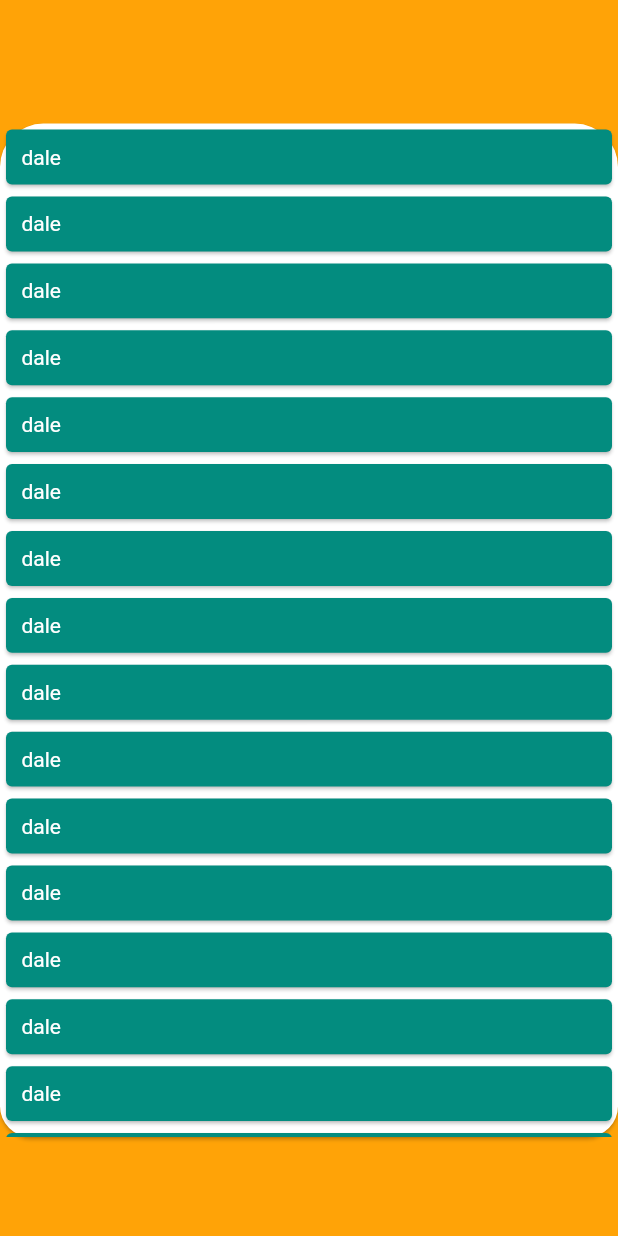
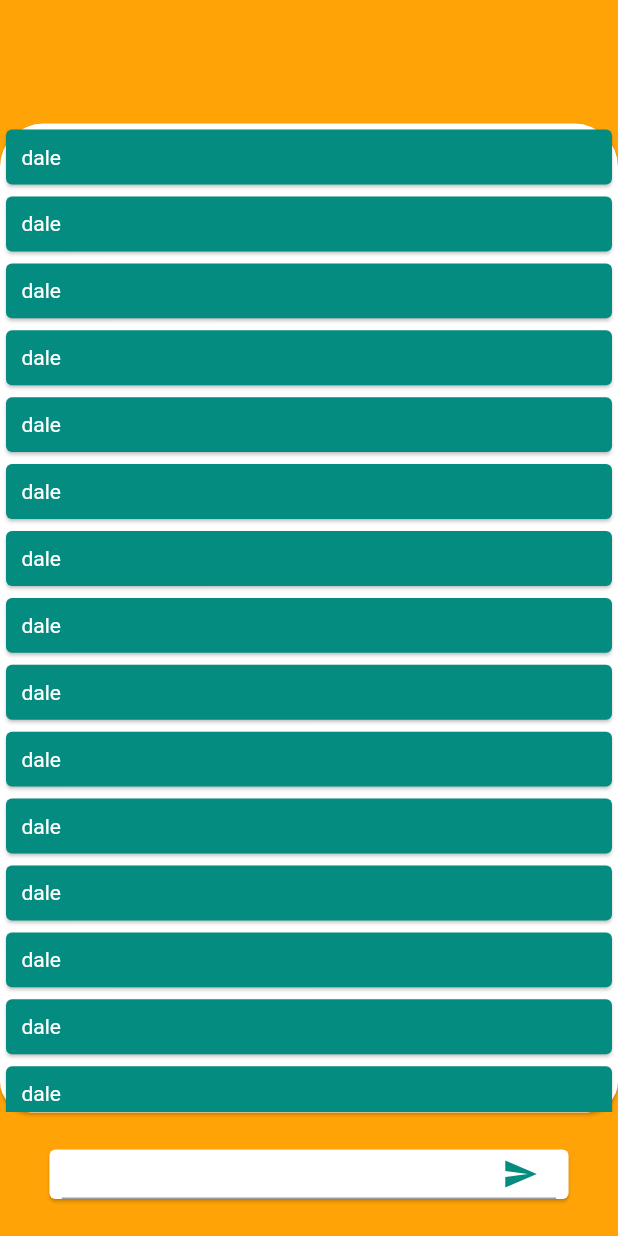
Before and after one commit to claylton/se_ligue, a Flutter app: the screen it shows after launch, on a phone screen of 412 x 824 dp. Run offline on Flutter 3.47's test engine with Material 2 defaults, Android fonts, the light colour scheme and no system bars; our stand-ins replace cloud_firestore, firebase_core; accounts and stored records are empty.

Commit message:
Adicionando função de enviar as mensagens

```diff
--- a/lib/model/chat.model.dart
+++ b/lib/model/chat.model.dart
@@ -8,6 +8,10 @@ class Chat {
   Chat(this.date_chat, this.messages);
 
   void addMessage(Message message){
+    messages.add(message);
+  }
 
+  Map<String,dynamic> asMap(){
+    return {'date_chat': date_chat, 'messages': messages.map((e) => e.asMap()).toList()};
   }
 }
--- a/lib/view/chat.page.dart
+++ b/lib/view/chat.page.dart
@@ -1,5 +1,6 @@
 import 'package:flutter/material.dart';
 import 'package:se_ligue/widgets/chat.message.dart';
+import 'package:se_ligue/widgets/send_text_messages.dart';
 
 class ChatPage extends StatefulWidget {
   @override
@@ -49,7 +50,7 @@ class _ChatPageState extends State<ChatPage> {
                 ),
               ),
             ),
-            Container(height: size.height * 0.08),
+            Container(height: size.height * 0.1,child: SendTextMenssages(),),
           ],
         ),
       ),
--- /dev/null
+++ b/lib/widgets/send_text_messages.dart
@@ -0,0 +1,19 @@
+import 'package:flutter/material.dart';
+
+class SendTextMenssages extends StatelessWidget {
+  @override
+  Widget build(BuildContext context) {
+  Size size = MediaQuery.of(context).size;
+  ThemeData theme = Theme.of(context);
+
+    return Card(
+       margin: EdgeInsets.symmetric(horizontal: size.width * 0.08, vertical: size.height * 0.03),
+          child: Padding(
+            padding: EdgeInsets.symmetric(horizontal: size.width * .02),
+            child: TextField(
+        decoration: InputDecoration(suffixIcon: Icon(Icons.send,color: theme.canvasColor,)),
+      ),
+          ),
+    );
+  }
+}
```
Also changed, not shown: lib/model/message.model.dart (+7 -0 lines), lib/viewmodel/firebase.service.dart (added, +9 -0 lines), 1 other file.
